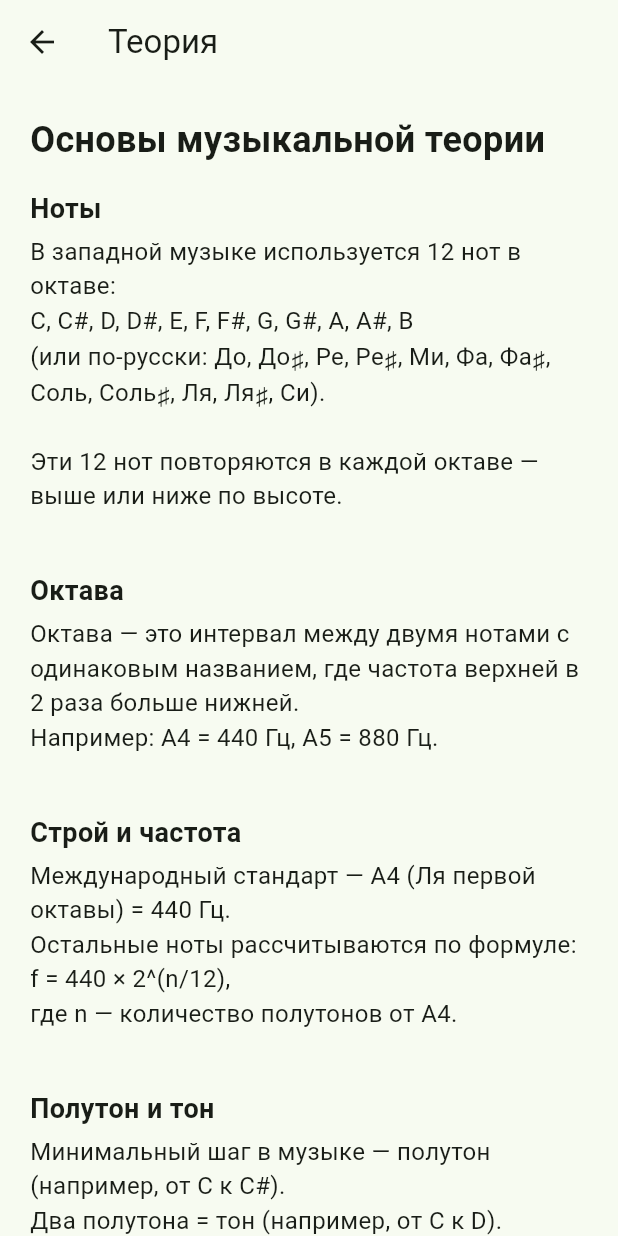
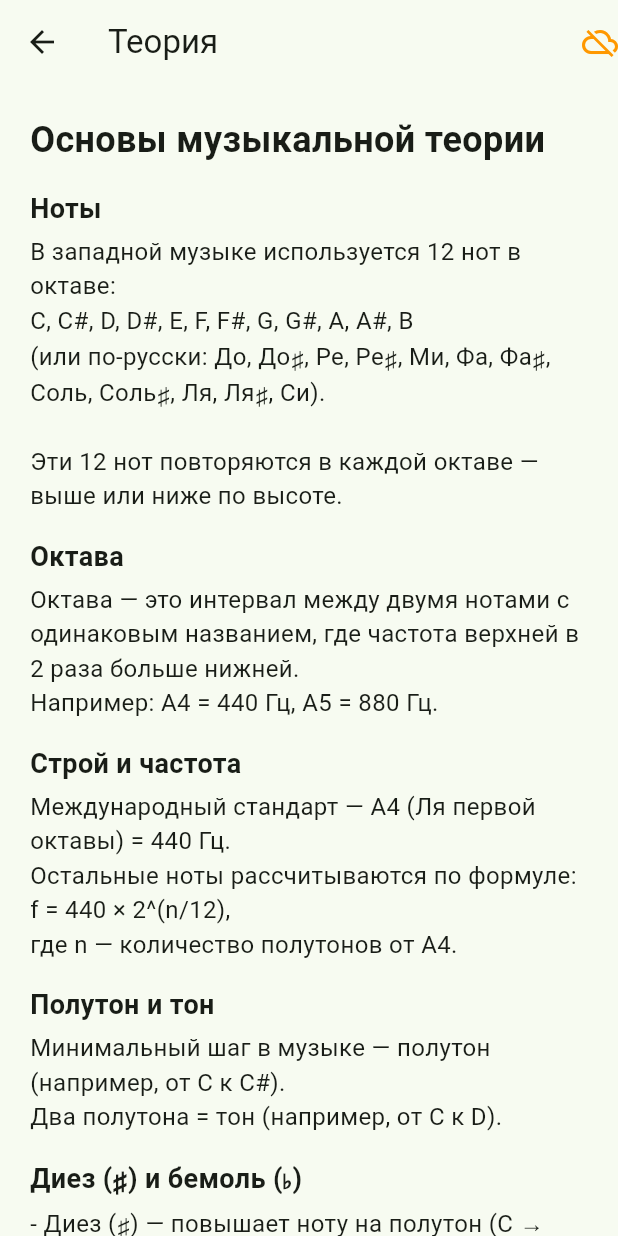
Before and after one commit to OGonThaBlock/CourseProject7sem, a Flutter app: the screen it shows after launch, after a tap on "Теория", on a phone screen of 412 x 824 dp. Run offline on Flutter 3.47's test engine with Material 3 defaults, Android fonts, the light colour scheme and no system bars; our stand-ins replace just_audio, permission_handler, shared_preferences, webview_flutter; network calls fail.

Commit message:
addin inner theory

```diff
--- a/lib/main.dart
+++ b/lib/main.dart
@@ -6,6 +6,7 @@ import 'package:flutter/services.dart';
 import 'package:permission_handler/permission_handler.dart';
 import 'package:webview_flutter/webview_flutter.dart';
 import 'package:shared_preferences/shared_preferences.dart';
+import 'services/theory_api_service.dart';
 
 const List<String> noteNames = [
   'C', 'C#', 'D', 'D#', 'E', 'F',
@@ -435,49 +436,82 @@ class ChordViewPage extends StatelessWidget {
   }
 }
 
-class TheoryPage extends StatelessWidget {
+class TheoryPage extends StatefulWidget {
   const TheoryPage({super.key});
 
   @override
+  State<TheoryPage> createState() => _TheoryPageState();
+}
+
+class _TheoryPageState extends State<TheoryPage> {
+  TheoryData? _theoryData;
+  bool _isLoading = true;
+  bool _useLocal = false;
+
+  @override
+  void initState() {
+    super.initState();
+    _loadTheory();
+  }
+
+  Future<void> _loadTheory() async {
+    setState(() {
+      _isLoading = true;
+      _useLocal = false;
+    });
+
+    // Пытаемся загрузить с API
+    final remoteData = await TheoryApiService.fetchTheoryFromApi();
+
+    if (remoteData != null) {
+      setState(() {
+        _theoryData = remoteData;
+        _isLoading = false;
+      });
+    } else {
+      // Если не удалось — используем локальные данные
+      setState(() {
+        _theoryData = TheoryApiService.getLocalFallback();
+        _useLocal = true;
+        _isLoading = false;
+      });
+    }
+  }
+
+  @override
   Widget build(BuildContext context) {
+    if (_isLoading) {
+      return Scaffold(
+        appBar: AppBar(title: Text("Теория")),
+        body: Center(child: CircularProgressIndicator()),
+      );
+    }
+
+    final data = _theoryData!;
+
     return Scaffold(
-      appBar: AppBar(title: const Text("Теория")),
+      appBar: AppBar(
+        title: const Text("Теория"),
+        actions: [
+          if (_useLocal)
+            const Tooltip(
+              message: "Используются локальные данные (нет соединения с сервером)",
+              child: Icon(Icons.cloud_off, color: Colors.orange),
+            ),
+        ],
+      ),
       body: SingleChildScrollView(
         padding: const EdgeInsets.all(20),
         child: Column(
           crossAxisAlignment: CrossAxisAlignment.start,
           children: [
-            const Text(
-              "Основы музыкальной теории",
-              style: TextStyle(fontSize: 24, fontWeight: FontWeight.bold),
+            Text(
+              data.title,
+              style: const TextStyle(fontSize: 24, fontWeight: FontWeight.bold),
             ),
             const SizedBox(height: 16),
-            _buildSection("Ноты", """
-В западной музыке используется 12 нот в октаве:
-C, C#, D, D#, E, F, F#, G, G#, A, A#, B
-(или по-русски: До, До♯, Ре, Ре♯, Ми, Фа, Фа♯, Соль, Соль♯, Ля, Ля♯, Си).
-
-Эти 12 нот повторяются в каждой октаве — выше или ниже по высоте.
-"""),
-            _buildSection("Октава", """
-Октава — это интервал между двумя нотами с одинаковым названием, где частота верхней в 2 раза больше нижней.
-Например: A4 = 440 Гц, A5 = 880 Гц.
-"""),
-            _buildSection("Строй и частота", """
-Международный стандарт — A4 (Ля первой октавы) = 440 Гц.
-Остальные ноты рассчитываются по формуле:
-f = 440 × 2^(n/12),
-где n — количество полутонов от A4.
-"""),
-            _buildSection("Полутон и тон", """
-Минимальный шаг в музыке — полутон (например, от C к C#).
-Два полутона = тон (например, от C к D).
-"""),
-            _buildSection("Диез (♯) и бемоль (♭)", """
-- Диез (♯) — повышает ноту на полутон (C → C♯).
-- Бемоль (♭) — понижает на полутон (D → D♭).
-C♯ и D♭ — это одна и та же высота (энгармонизм).
-"""),
+            for (var section in data.sections)
+              _buildSection(section.heading, section.content),
           ],
         ),
       ),
--- /dev/null
+++ b/lib/services/theory_api_service.dart
@@ -0,0 +1,76 @@
+import 'package:http/http.dart' as http;
+import 'dart:convert';
+
+class TheorySection {
+  final String heading;
+  final String content;
+  TheorySection({required this.heading, required this.content});
+}
+
+class TheoryData {
+  final String title;
+  final List<TheorySection> sections;
+  TheoryData({required this.title, required this.sections});
+
+  factory TheoryData.fromJson(Map<String, dynamic> json) {
+    final sectionsJson = json['sections'] as List;
+    final sections = sectionsJson.map((s) => TheorySection(
+      heading: s['heading'],
+      content: s['content'],
+    )).toList();
+    return TheoryData(
+      title: json['title'],
+      sections: sections,
+    );
+  }
+}
+
+class TheoryApiService {
+  static const String _baseUrl = 'http://192.168.0.102:8000';
+  static const String _theoryEndpoint = '$_baseUrl/theory';
+
+  /// Загружает теорию с сервера.
+  /// Возвращает `null`, если произошла ошибка (нет сети, сервер недоступен и т.п.).
+  static Future<TheoryData?> fetchTheoryFromApi() async {
+    try {
+      final response = await http.get(Uri.parse(_theoryEndpoint));
+      if (response.statusCode == 200) {
+        final json = jsonDecode(response.body);
+        return TheoryData.fromJson(json);
+      }
+    } catch (e) {
+      // Логирование ошибки можно добавить, если нужно
+      // print('Error fetching theory: $e');
+    }
+    return null;
+  }
+
+  /// Возвращает локальные (резервные) данные теории.
+  static TheoryData getLocalFallback() {
+    return TheoryData(
+      title: "Основы музыкальной теории",
+      sections: [
+        TheorySection(
+          heading: "Ноты",
+          content: "В западной музыке используется 12 нот в октаве:\nC, C#, D, D#, E, F, F#, G, G#, A, A#, B\n(или по-русски: До, До♯, Ре, Ре♯, Ми, Фа, Фа♯, Соль, Соль♯, Ля, Ля♯, Си).\n\nЭти 12 нот повторяются в каждой октаве — выше или ниже по высоте.",
+        ),
+        TheorySection(
+          heading: "Октава",
+          content: "Октава — это интервал между двумя нотами с одинаковым названием, где частота верхней в 2 раза больше нижней.\nНапример: A4 = 440 Гц, A5 = 880 Гц.",
+        ),
+        TheorySection(
+          heading: "Строй и частота",
+          content: "Международный стандарт — A4 (Ля первой октавы) = 440 Гц.\nОстальные ноты рассчитываются по формуле:\nf = 440 × 2^(n/12),\nгде n — количество полутонов от A4.",
+        ),
+        TheorySection(
+          heading: "Полутон и тон",
+          content: "Минимальный шаг в музыке — полутон (например, от C к C#).\nДва полутона = тон (например, от C к D).",
+        ),
+        TheorySection(
+          heading: "Диез (♯) и бемоль (♭)",
+          content: "- Диез (♯) — повышает ноту на полутон (C → C♯).\n- Бемоль (♭) — понижает на полутон (D → D♭).\nC♯ и D♭ — это одна и та же высота (энгармонизм).",
+        ),
+      ],
+    );
+  }
+}
```
Also changed, not shown: pubspec.yaml (+17 -8 lines), assets/icon/mylogo.png (added), pubspec.lock, 34 other files.
